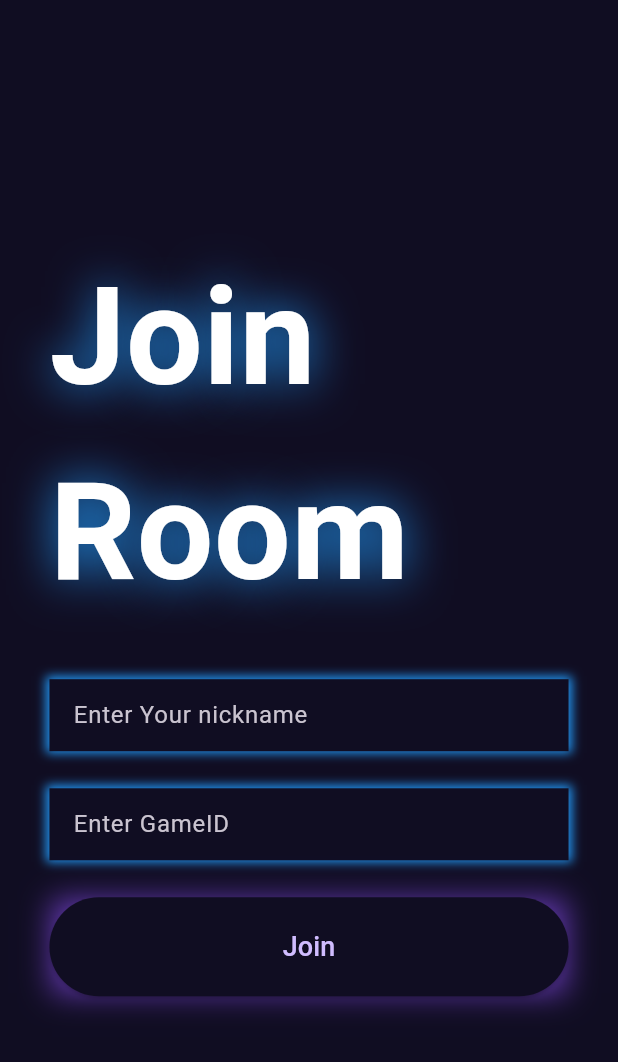
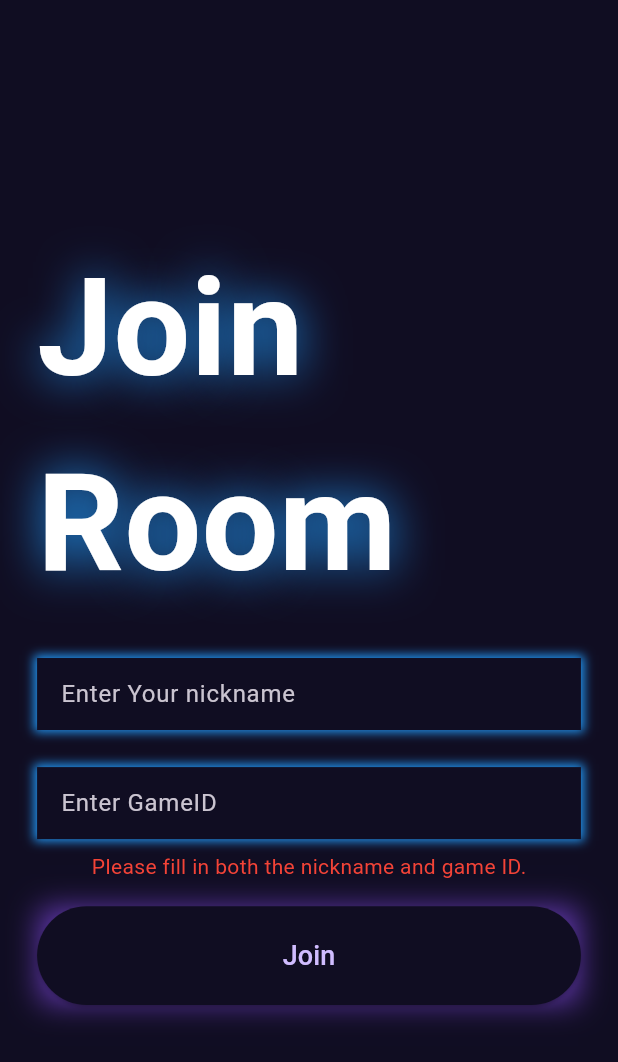
Before and after one commit to rakshitkapoor/stone_paper_scissors, a Flutter app: the JoinRoomScreen screen opened by its route, after a tap on "Join", on a phone screen of 412 x 824 dp. Shown: the top 1062 px of the screen. Run offline on Flutter 3.47's test engine with Material 3 defaults, Android fonts, the phone set to English and light mode, and no system bars; our stand-ins replace socket_io_client; network calls fail.

Commit message:
join room logic

```diff
--- a/lib/Screens/join_room_screen.dart
+++ b/lib/Screens/join_room_screen.dart
@@ -1,4 +1,6 @@
 import 'package:flutter/material.dart';
+import 'package:socket_io_client/socket_io_client.dart' as IO;
+import 'package:stone_paper_scissors/constants.dart';
 import 'package:stone_paper_scissors/widgets/custom_button.dart';
 import 'package:stone_paper_scissors/widgets/custom_text.dart';
 import 'package:stone_paper_scissors/widgets/custom_textfield.dart';
@@ -14,12 +16,68 @@ class JoinRoomScreen extends StatefulWidget {
 class _JoinRoomScreenState extends State<JoinRoomScreen> {
   TextEditingController _nameController = TextEditingController();
   TextEditingController _gameId = TextEditingController();
+  late IO.Socket _socket;
+  String _errorMessage="";
+
+  @override
+  void dispose() {
+    // TODO: implement dispose
+    _socket.disconnect();
+    super.dispose();
+  }
+
+  @override
+  void initState() {
+    // TODO: implement initState
+    super.initState();
+    _connectToSocket();
+  }
+
+  void _connectToSocket() {
+    _socket = IO.io(url, <String, dynamic>{
+      'transports': ['websocket'],
+      'autoConnect': false,
+    });
+
+    _socket.connect();
+    _socket.onConnect((_) {
+      print('Connected to socket server');
+    });
+
+    _socket.on('playerJoined', (data) {
+      print('Player joined room: $data');
+      setState(() {
+        _errorMessage="";
+      });
+    });
+
+    _socket.on('error', (error) {
+      setState(() {
+        _errorMessage = error.toString();
+      });
+    });
+  }
+
+  void _joinGame() {
+    final String name = _nameController.text.trim();
+    final String gameId = _gameId.text.trim();
+
+    if (name.isNotEmpty && gameId.isNotEmpty) {
+      _socket.emit('joinGame', {'roomId': gameId, 'nickname': name});
+      // Navigate to the game screen or waiting room
+    } else {
+      setState(() {
+        _errorMessage = 'Please fill in both the nickname and game ID.';
+      });
+    }
+  }
+
   @override
   Widget build(BuildContext context) {
     final size = MediaQuery.of(context).size;
     return Scaffold(
       body: Container(
-        margin: EdgeInsets.symmetric(horizontal: size.height * 0.04),
+        margin: EdgeInsets.symmetric(horizontal: size.height * 0.03),
         child: Column(
           mainAxisAlignment: MainAxisAlignment.center,
           crossAxisAlignment: CrossAxisAlignment.center,
@@ -29,7 +87,7 @@ class _JoinRoomScreenState extends State<JoinRoomScreen> {
               text: "Join Room",
               fontSize: size.height * 0.11,
             ),
-            SizedBox(height: size.height * 0.04),
+            SizedBox(height: size.height * 0.03),
             CustomTextField(
               controller: _nameController,
               hintText: "Enter Your nickname",
@@ -41,10 +99,21 @@ class _JoinRoomScreenState extends State<JoinRoomScreen> {
               controller: _gameId,
               hintText: "Enter GameID",
             ),
+            if (_errorMessage != null)
+              SizedBox(
+                height: size.height * 0.01,
+              ),
+            Text(
+              _errorMessage!,
+              style: const TextStyle(color: Colors.red),
+            ),
             SizedBox(
-              height: size.height * 0.03,
+              height: size.height * 0.02,
             ),
-            CustomButton(onTap: () {}, text: "Join"),
+            CustomButton(
+              onTap: _joinGame,
+              text: "Join",
+            ),
           ],
         ),
       ),
```
Also changed, not shown: lib/widgets/custom_textfield.dart (+9 -14 lines).
